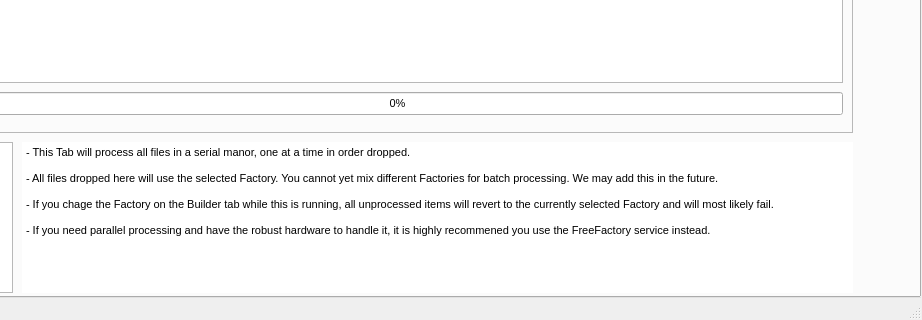
This is bin/FreeFactory-tabs.ui in lacojim/FreeFactoryQT as Qt 5 draws it before an edit; both pictures show x 178 to 1100 and y 403 to 723 of the 1100 by 723 pixel window. The edited form follows.
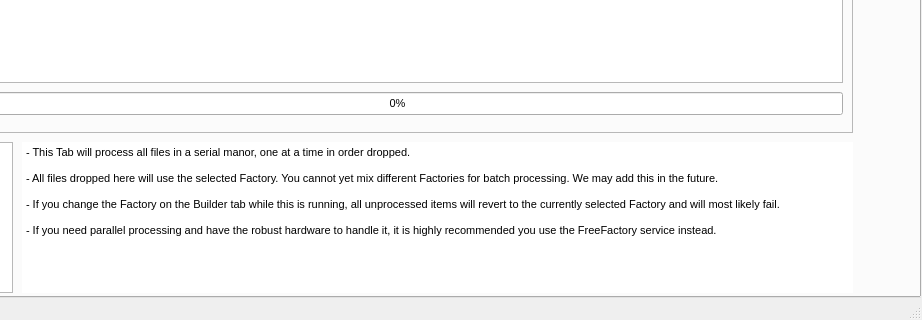
This is the edited form. The open tabs and pages were chosen to show the change. Icons and pictures are not drawn. Custom widgets are drawn as their Qt base class.

```diff
--- a/bin/FreeFactory-tabs.ui
+++ b/bin/FreeFactory-tabs.ui
@@ -8731,9 +8731,9 @@
 
 - All files dropped here will use the selected Factory. You cannot yet mix different Factories for batch processing. We may add this in the future.
 
-- If you chage the Factory on the Builder tab while this is running, all unprocessed items will revert to the currently selected Factory and will most likely fail.
+- If you change the Factory on the Builder tab while this is running, all unprocessed items will revert to the currently selected Factory and will most likely fail.
 
-- If you need parallel processing and have the robust hardware to handle it, it is highly recommened you use the FreeFactory service instead. </string>
+- If you need parallel processing and have the robust hardware to handle it, it is highly recommended you use the FreeFactory service instead. </string>
       </property>
      </widget>
     </widget>
```
Left out of the diff: 6 changed lines with no effect on the pictures.
